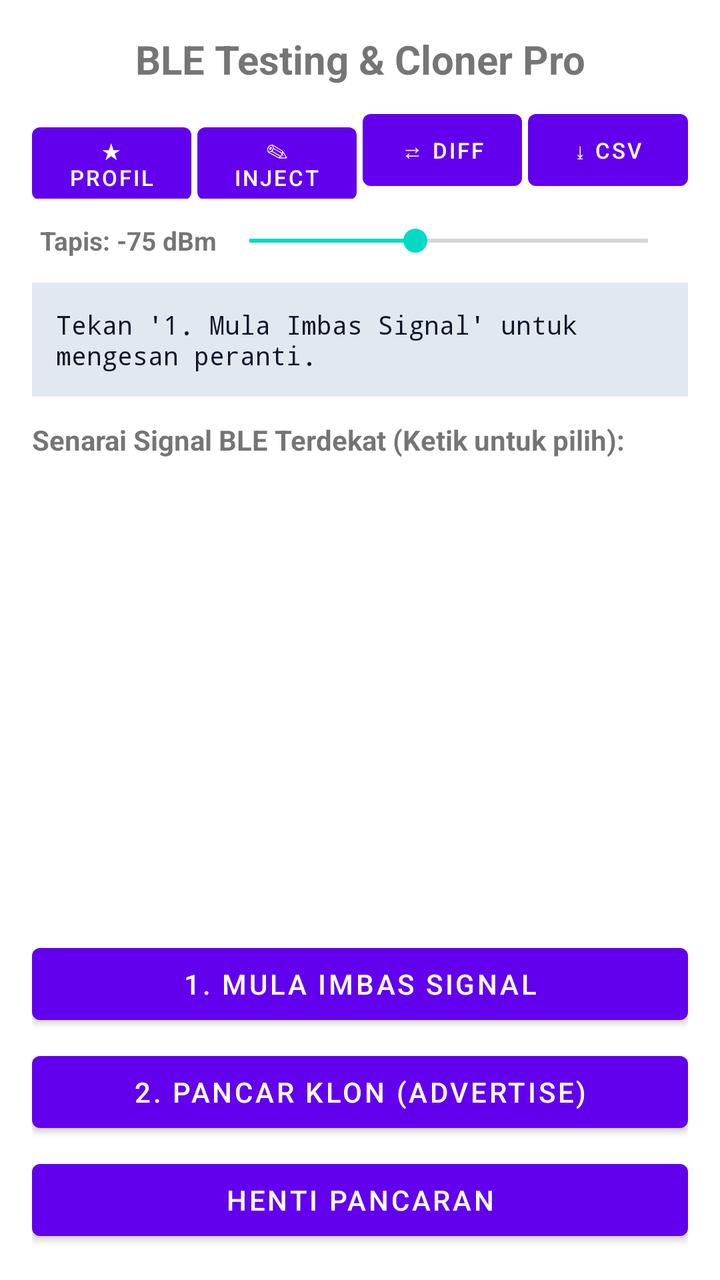
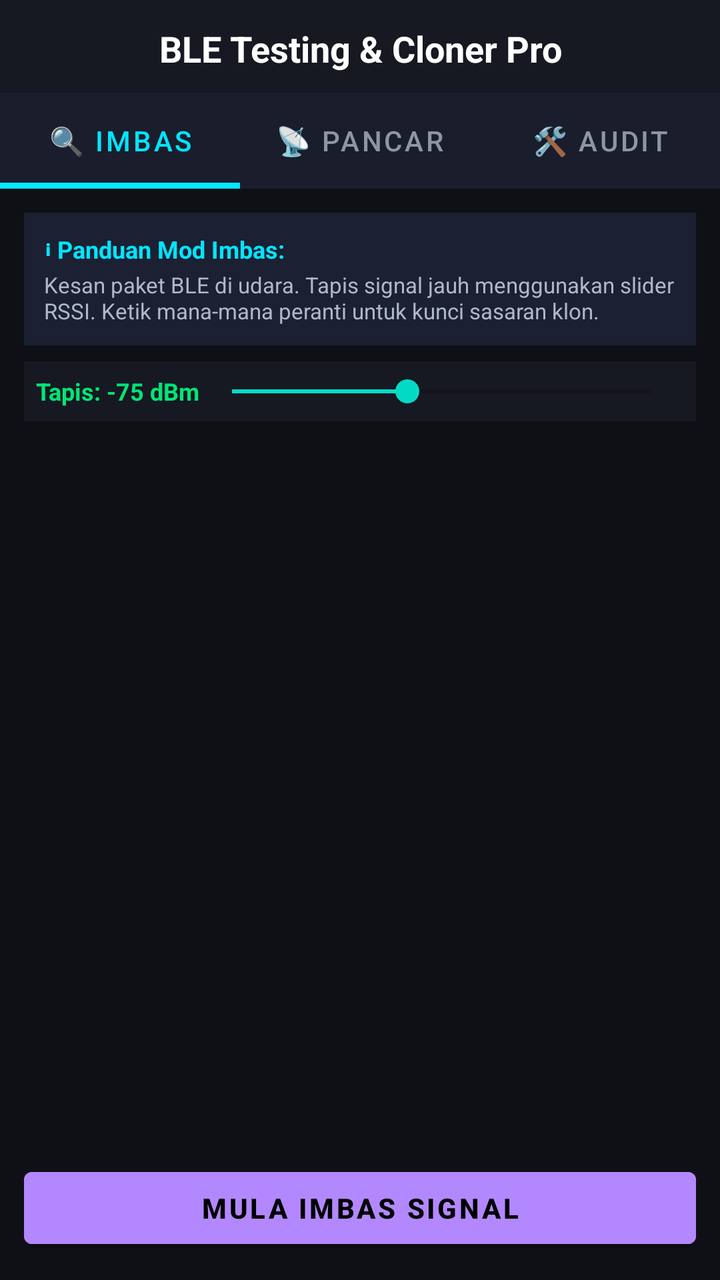

Compare the two renders of this Android layout. The source of the first and the diff that turns it into the second are given below.
<!-- AndroidManifest.xml: application theme Theme.MaterialComponents.DayNight.NoActionBar -->
<!-- res/layout/activity_main.xml -->
<?xml version="1.0" encoding="utf-8"?>
<LinearLayout xmlns:android="http://schemas.android.com/apk/res/android"
    android:layout_width="match_parent"
    android:layout_height="match_parent"
    android:orientation="vertical"
    android:padding="16dp">

    <TextView
        android:id="@+id/tvHeader"
        android:layout_width="match_parent"
        android:layout_height="wrap_content"
        android:text="BLE Testing &amp; Cloner Pro"
        android:textSize="20sp"
        android:textStyle="bold"
        android:textAlignment="center"
        android:layout_marginBottom="8dp" />

    
    <LinearLayout
        android:layout_width="match_parent"
        android:layout_height="wrap_content"
        android:orientation="horizontal"
        android:weightSum="4"
        android:layout_marginBottom="8dp">

        <Button
            android:id="@+id/btnBookmarks"
            android:layout_width="0dp"
            android:layout_height="wrap_content"
            android:layout_weight="1"
            android:text="★ Profil"
            android:textSize="11sp" />

        <Button
            android:id="@+id/btnManualInject"
            android:layout_width="0dp"
            android:layout_height="wrap_content"
            android:layout_weight="1"
            android:layout_marginStart="3dp"
            android:text="✎ Inject"
            android:textSize="11sp" />

        <Button
            android:id="@+id/btnDiff"
            android:layout_width="0dp"
            android:layout_height="wrap_content"
            android:layout_weight="1"
            android:layout_marginStart="3dp"
            android:text="⇄ Diff"
            android:textSize="11sp" />

        <Button
            android:id="@+id/btnExportCsv"
            android:layout_width="0dp"
            android:layout_height="wrap_content"
            android:layout_weight="1"
            android:layout_marginStart="3dp"
            android:text="⤓ CSV"
            android:textSize="11sp" />
    </LinearLayout>

    
    <LinearLayout
        android:layout_width="match_parent"
        android:layout_height="wrap_content"
        android:orientation="horizontal"
        android:gravity="center_vertical"
        android:padding="4dp"
        android:layout_marginBottom="8dp">

        <TextView
            android:id="@+id/tvRssiLabel"
            android:layout_width="wrap_content"
            android:layout_height="wrap_content"
            android:text="Tapis: -75 dBm"
            android:textSize="13sp"
            android:textStyle="bold" />

        <SeekBar
            android:id="@+id/sbRssi"
            android:layout_width="match_parent"
            android:layout_height="wrap_content"
            android:max="60"
            android:progress="25" />
    </LinearLayout>

    
    <TextView
        android:id="@+id/tvStatus"
        android:layout_width="match_parent"
        android:layout_height="wrap_content"
        android:background="#E2E8F0"
        android:textColor="#0F172A"
        android:padding="12dp"
        android:text="Tekan '1. Mula Imbas Signal' untuk mengesan peranti."
        android:textSize="13sp"
        android:fontFamily="monospace"
        android:layout_marginBottom="12dp" />

    <TextView
        android:layout_width="wrap_content"
        android:layout_height="wrap_content"
        android:text="Senarai Signal BLE Terdekat (Ketik untuk pilih):"
        android:textSize="14sp"
        android:textStyle="bold"
        android:layout_marginBottom="6dp" />

    
    <ListView
        android:id="@+id/lvDevices"
        android:layout_width="match_parent"
        android:layout_height="0dp"
        android:layout_weight="1"
        android:divider="#334155"
        android:dividerHeight="1dp"
        android:layout_marginBottom="12dp" />

    <Button
        android:id="@+id/btnScan"
        android:layout_width="match_parent"
        android:layout_height="wrap_content"
        android:text="1. Mula Imbas Signal" />

    <Button
        android:id="@+id/btnBroadcast"
        android:layout_width="match_parent"
        android:layout_height="wrap_content"
        android:layout_marginTop="6dp"
        android:text="2. Pancar Klon (Advertise)" />

    <Button
        android:id="@+id/btnStopBroadcast"
        android:layout_width="match_parent"
        android:layout_height="wrap_content"
        android:layout_marginTop="6dp"
        android:text="Henti Pancaran" />

</LinearLayout>
<!-- resources referenced by this layout -->
<resources>

</resources>

<!-- the commit's change to res/layout/activity_main.xml (unified diff, before → after) -->
@@ -1,138 +1,319 @@
 <?xml version="1.0" encoding="utf-8"?>
 <LinearLayout xmlns:android="http://schemas.android.com/apk/res/android"
+    xmlns:app="http://schemas.android.com/apk/res-auto"
     android:layout_width="match_parent"
     android:layout_height="match_parent"
     android:orientation="vertical"
-    android:padding="16dp">
-
+    android:background="#0F1016">
+
+    
     <TextView
         android:id="@+id/tvHeader"
         android:layout_width="match_parent"
         android:layout_height="wrap_content"
         android:text="BLE Testing &amp; Cloner Pro"
-        android:textSize="20sp"
+        android:textColor="#FFFFFF"
+        android:textSize="18sp"
         android:textStyle="bold"
+        android:paddingTop="12dp"
+        android:paddingBottom="10dp"
         android:textAlignment="center"
-        android:layout_marginBottom="8dp" />
+        android:background="#161822" />
 
     
-    <LinearLayout
+    <com.google.android.material.tabs.TabLayout
+        android:id="@+id/tabLayout"
         android:layout_width="match_parent"
         android:layout_height="wrap_content"
-        android:orientation="horizontal"
-        android:weightSum="4"
-        android:layout_marginBottom="8dp">
-
-        <Button
-            android:id="@+id/btnBookmarks"
-            android:layout_width="0dp"
-            android:layout_height="wrap_content"
-            android:layout_weight="1"
-            android:text="★ Profil"
-            android:textSize="11sp" />
-
-        <Button
-            android:id="@+id/btnManualInject"
-            android:layout_width="0dp"
-            android:layout_height="wrap_content"
-            android:layout_weight="1"
-            android:layout_marginStart="3dp"
-            android:text="✎ Inject"
-            android:textSize="11sp" />
-
-        <Button
-            android:id="@+id/btnDiff"
-            android:layout_width="0dp"
-            android:layout_height="wrap_content"
-            android:layout_weight="1"
-            android:layout_marginStart="3dp"
-            android:text="⇄ Diff"
-            android:textSize="11sp" />
-
-        <Button
-            android:id="@+id/btnExportCsv"
-            android:layout_width="0dp"
-            android:layout_height="wrap_content"
-            android:layout_weight="1"
-            android:layout_marginStart="3dp"
-            android:text="⤓ CSV"
-            android:textSize="11sp" />
-    </LinearLayout>
-
-    
-    <LinearLayout
-        android:layout_width="match_parent"
-        android:layout_height="wrap_content"
-        android:orientation="horizontal"
-        android:gravity="center_vertical"
-        android:padding="4dp"
-        android:layout_marginBottom="8dp">
-
-        <TextView
-            android:id="@+id/tvRssiLabel"
+        android:background="#1A1D2B"
+        app:tabTextColor="#8F96A3"
+        app:tabSelectedTextColor="#00E5FF"
+        app:tabIndicatorColor="#00E5FF"
+        app:tabIndicatorHeight="3dp"
+        app:tabMode="fixed"
+        app:tabGravity="fill">
+
+        <com.google.android.material.tabs.TabItem
             android:layout_width="wrap_content"
             android:layout_height="wrap_content"
-            android:text="Tapis: -75 dBm"
-            android:textSize="13sp"
-            android:textStyle="bold" />
-
-        <SeekBar
-            android:id="@+id/sbRssi"
+            android:text="🔍 Imbas" />
+
+        <com.google.android.material.tabs.TabItem
+            android:layout_width="wrap_content"
+            android:layout_height="wrap_content"
+            android:text="📡 Pancar" />
+
+        <com.google.android.material.tabs.TabItem
+            android:layout_width="wrap_content"
+            android:layout_height="wrap_content"
+            android:text="🛠 Audit" />
+    </com.google.android.material.tabs.TabLayout>
+
+    
+    <FrameLayout
+        android:layout_width="match_parent"
+        android:layout_height="match_parent"
+        android:padding="12dp">
+
+        
+        <LinearLayout
+            android:id="@+id/layoutTabScanner"
             android:layout_width="match_parent"
-            android:layout_height="wrap_content"
-            android:max="60"
-            android:progress="25" />
-    </LinearLayout>
-
-    
-    <TextView
-        android:id="@+id/tvStatus"
-        android:layout_width="match_parent"
-        android:layout_height="wrap_content"
-        android:background="#E2E8F0"
-        android:textColor="#0F172A"
-        android:padding="12dp"
-        android:text="Tekan '1. Mula Imbas Signal' untuk mengesan peranti."
-        android:textSize="13sp"
-        android:fontFamily="monospace"
-        android:layout_marginBottom="12dp" />
-
-    <TextView
-        android:layout_width="wrap_content"
-        android:layout_height="wrap_content"
-        android:text="Senarai Signal BLE Terdekat (Ketik untuk pilih):"
-        android:textSize="14sp"
-        android:textStyle="bold"
-        android:layout_marginBottom="6dp" />
-
-    
-    <ListView
-        android:id="@+id/lvDevices"
-        android:layout_width="match_parent"
-        android:layout_height="0dp"
-        android:layout_weight="1"
-        android:divider="#334155"
-        android:dividerHeight="1dp"
-        android:layout_marginBottom="12dp" />
-
-    <Button
-        android:id="@+id/btnScan"
-        android:layout_width="match_parent"
-        android:layout_height="wrap_content"
-        android:text="1. Mula Imbas Signal" />
-
-    <Button
-        android:id="@+id/btnBroadcast"
-        android:layout_width="match_parent"
-        android:layout_height="wrap_content"
-        android:layout_marginTop="6dp"
-        android:text="2. Pancar Klon (Advertise)" />
-
-    <Button
-        android:id="@+id/btnStopBroadcast"
-        android:layout_width="match_parent"
-        android:layout_height="wrap_content"
-        android:layout_marginTop="6dp"
-        android:text="Henti Pancaran" />
+            android:layout_height="match_parent"
+            android:orientation="vertical"
+            android:visibility="visible">
+
+            
+            <LinearLayout
+                android:layout_width="match_parent"
+                android:layout_height="wrap_content"
+                android:orientation="vertical"
+                android:background="#1B2032"
+                android:padding="10dp"
+                android:layout_marginBottom="8dp">
+
+                <TextView
+                    android:layout_width="wrap_content"
+                    android:layout_height="wrap_content"
+                    android:text="ℹ Panduan Mod Imbas:"
+                    android:textColor="#00E5FF"
+                    android:textSize="12sp"
+                    android:textStyle="bold" />
+
+                <TextView
+                    android:layout_width="wrap_content"
+                    android:layout_height="wrap_content"
+                    android:text="Kesan paket BLE di udara. Tapis signal jauh menggunakan slider RSSI. Ketik mana-mana peranti untuk kunci sasaran klon."
+                    android:textColor="#B0B8C8"
+                    android:textSize="11sp"
+                    android:layout_marginTop="2dp" />
+            </LinearLayout>
+
+            
+            <LinearLayout
+                android:layout_width="match_parent"
+                android:layout_height="wrap_content"
+                android:orientation="horizontal"
+                android:gravity="center_vertical"
+                android:background="#161822"
+                android:padding="6dp"
+                android:layout_marginBottom="6dp">
+
+                <TextView
+                    android:id="@+id/tvRssiLabel"
+                    android:layout_width="wrap_content"
+                    android:layout_height="wrap_content"
+                    android:text="Tapis: -75 dBm"
+                    android:textColor="#00E676"
+                    android:textSize="12sp"
+                    android:textStyle="bold" />
+
+                <SeekBar
+                    android:id="@+id/sbRssi"
+                    android:layout_width="match_parent"
+                    android:layout_height="wrap_content"
+                    android:max="60"
+                    android:progress="25" />
+            </LinearLayout>
+
+            <ListView
+                android:id="@+id/lvDevices"
+                android:layout_width="match_parent"
+                android:layout_height="0dp"
+                android:layout_weight="1"
+                android:divider="#202436"
+                android:dividerHeight="1dp"
+                android:layout_marginBottom="8dp" />
+
+            <Button
+                android:id="@+id/btnScan"
+                android:layout_width="match_parent"
+                android:layout_height="wrap_content"
+                android:text="Mula Imbas Signal"
+                android:backgroundTint="#B388FF"
+                android:textColor="#000000"
+                android:textStyle="bold" />
+        </LinearLayout>
+
+        
+        <LinearLayout
+            android:id="@+id/layoutTabAdvertiser"
+            android:layout_width="match_parent"
+            android:layout_height="match_parent"
+            android:orientation="vertical"
+            android:visibility="gone">
+
+            
+            <LinearLayout
+                android:layout_width="match_parent"
+                android:layout_height="wrap_content"
+                android:orientation="vertical"
+                android:background="#1B2032"
+                android:padding="10dp"
+                android:layout_marginBottom="8dp">
+
+                <TextView
+                    android:layout_width="wrap_content"
+                    android:layout_height="wrap_content"
+                    android:text="ℹ Panduan Mod Pancaran:"
+                    android:textColor="#00E5FF"
+                    android:textSize="12sp"
+                    android:textStyle="bold" />
+
+                <TextView
+                    android:layout_width="wrap_content"
+                    android:layout_height="wrap_content"
+                    android:text="Memancarkan semula isyarat sasaran ke udara. Guna butang Mod Burst untuk pancar secara berkala bagi menjimatkan bateri telefon."
+                    android:textColor="#B0B8C8"
+                    android:textSize="11sp"
+                    android:layout_marginTop="2dp" />
+            </LinearLayout>
+
+            
+            <TextView
+                android:id="@+id/tvStatus"
+                android:layout_width="match_parent"
+                android:layout_height="0dp"
+                android:layout_weight="1"
+                android:background="#161822"
+                android:textColor="#E0E6ED"
+                android:textSize="12sp"
+                android:fontFamily="monospace"
+                android:padding="14dp"
+                android:text="Belum ada sasaran dipilih.\nSila imbas di Tab 1 atau pilih templat di Tab 3."
+                android:layout_marginBottom="10dp" />
+
+            <Button
+                android:id="@+id/btnConfigBurst"
+                android:layout_width="match_parent"
+                android:layout_height="wrap_content"
+                android:text="⚙ Tetapan Mod Burst (Pancar Berkala)"
+                android:backgroundTint="#2E334D"
+                android:textColor="#FFFFFF"
+                android:textSize="12sp"
+                android:layout_marginBottom="6dp" />
+
+            <Button
+                android:id="@+id/btnBroadcast"
+                android:layout_width="match_parent"
+                android:layout_height="wrap_content"
+                android:text="Pancar Klon (Advertise)"
+                android:backgroundTint="#00E676"
+                android:textColor="#000000"
+                android:textStyle="bold"
+                android:layout_marginBottom="6dp" />
+
+            <Button
+                android:id="@+id/btnStopBroadcast"
+                android:layout_width="match_parent"
+                android:layout_height="wrap_content"
+                android:text="Henti Pancaran"
+                android:backgroundTint="#FF5252"
+                android:textColor="#FFFFFF"
+                android:textStyle="bold" />
+        </LinearLayout>
+
+        
+        <ScrollView
+            android:id="@+id/layoutTabTools"
+            android:layout_width="match_parent"
+            android:layout_height="match_parent"
+            android:visibility="gone">
+
+            <LinearLayout
+                android:layout_width="match_parent"
+                android:layout_height="wrap_content"
+                android:orientation="vertical">
+
+                
+                <LinearLayout
+                    android:layout_width="match_parent"
+                    android:layout_height="wrap_content"
+                    android:orientation="vertical"
+                    android:background="#1B2032"
+                    android:padding="10dp"
+                    android:layout_marginBottom="12dp">
+
+                    <TextView
+                        android:layout_width="wrap_content"
+                        android:layout_height="wrap_content"
+                        android:text="ℹ Panduan Alatan Audit &amp; Forensik:"
+                        android:textColor="#00E5FF"
+                        android:textSize="12sp"
+                        android:textStyle="bold" />
+
+                    <TextView
+                        android:layout_width="wrap_content"
+                        android:layout_height="wrap_content"
+                        android:text="Alat bantu untuk mengkaji struktur bait, menguji templat beacon industri, mentadbir profil kegemaran, dan mengeksport rekod ke fail komputer."
+                        android:textColor="#B0B8C8"
+                        android:textSize="11sp"
+                        android:layout_marginTop="2dp" />
+                </LinearLayout>
+
+                
+                <Button
+                    android:id="@+id/btnOpenRadar"
+                    android:layout_width="match_parent"
+                    android:layout_height="wrap_content"
+                    android:text="∿ Radar Gelombang RSSI Masa Nyata"
+                    android:backgroundTint="#1F2337"
+                    android:textColor="#00E5FF"
+                    android:gravity="start|center_vertical"
+                    android:padding="12dp"
+                    android:layout_marginBottom="8dp" />
+
+                
+                <Button
+                    android:id="@+id/btnDiff"
+                    android:layout_width="match_parent"
+                    android:layout_height="wrap_content"
+                    android:text="⇄ Pembanding Bait Hex (Packet Diff)"
+                    android:backgroundTint="#1F2337"
+                    android:textColor="#FFFFFF"
+                    android:gravity="start|center_vertical"
+                    android:padding="12dp"
+                    android:layout_marginBottom="8dp" />
+
+                
+                <Button
+                    android:id="@+id/btnManualInject"
+                    android:layout_width="match_parent"
+                    android:layout_height="wrap_content"
+                    android:text="✎ Pustaka Templat Siap / Suntik Hex"
+                    android:backgroundTint="#1F2337"
+                    android:textColor="#FFFFFF"
+                    android:gravity="start|center_vertical"
+                    android:padding="12dp"
+                    android:layout_marginBottom="8dp" />
+
+                
+                <Button
+                    android:id="@+id/btnBookmarks"
+                    android:layout_width="match_parent"
+                    android:layout_height="wrap_content"
+                    android:text="★ Senarai Profil Disimpan (Bookmark)"
+                    android:backgroundTint="#1F2337"
+                    android:textColor="#FFFFFF"
+                    android:gravity="start|center_vertical"
+                    android:padding="12dp"
+                    android:layout_marginBottom="8dp" />
+
+                
+                <Button
+                    android:id="@+id/btnExportCsv"
+                    android:layout_width="match_parent"
+                    android:layout_height="wrap_content"
+                    android:text="⤓ Eksport Senarai Imbasan ke CSV"
+                    android:backgroundTint="#1F2337"
+                    android:textColor="#81C784"
+                    android:gravity="start|center_vertical"
+                    android:padding="12dp"
+                    android:layout_marginBottom="8dp" />
+
+            </LinearLayout>
+        </ScrollView>
+
+    </FrameLayout>
 
 </LinearLayout>
